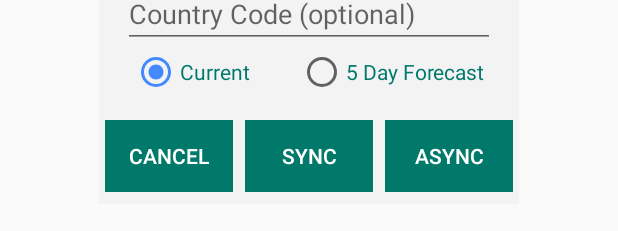
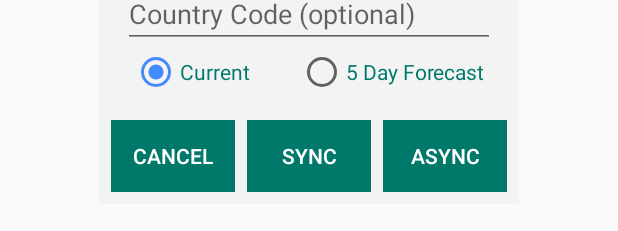
Before and after one commit to TreeFrogApps/A3_WeatherService, an Android app: the layout download_dialog.xml on its own in the app's theme, with its tools: preview values and no code run, on a phone screen of 412 x 824 dp. Shown: the part 614-845 px from the top of the screen. Run offline under Robolectric (Android 15) with nearby library versions, the phone set to English and light mode, and no system bars.

Commit message:
dialog fragment complete

```diff
--- a/app/src/main/res/layout/download_dialog.xml
+++ b/app/src/main/res/layout/download_dialog.xml
@@ -87,7 +87,7 @@
             android:layout_width="0dp"
             android:layout_height="wrap_content"
             android:layout_marginRight="4dp"
-            android:layout_marginLeft="4dp"
+            android:layout_marginLeft="8dp"
             android:layout_marginBottom="8dp"
             android:text="@string/button_cancel"
             android:textColor="@color/icons"
@@ -112,7 +112,7 @@
             android:layout_weight="1"
             android:layout_width="0dp"
             android:layout_height="wrap_content"
-            android:layout_marginRight="4dp"
+            android:layout_marginRight="8dp"
             android:layout_marginLeft="4dp"
             android:layout_marginBottom="8dp"
             android:text="@string/button_async"
```
